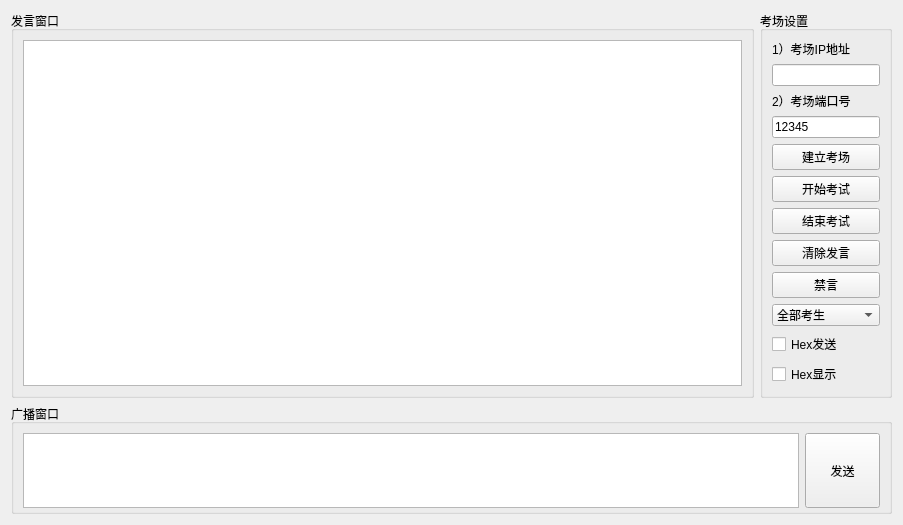
First picture: the form in TCP_part/TCPServer.ui, repository MRcao1001/Ddecode-QT-TCP-customWidget-MVD-MVC-MVVM-, before the edit.
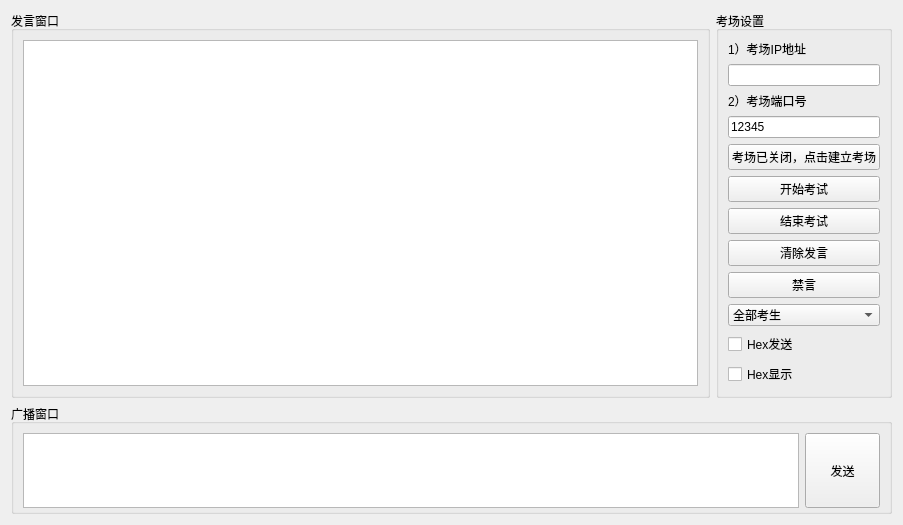
Second picture: the form after the edit.

The edit to the form file:
```diff
--- a/TCP_part/TCPServer.ui
+++ b/TCP_part/TCPServer.ui
@@ -83,7 +83,7 @@
           <item>
            <widget class="QPushButton" name="btnConnect">
             <property name="text">
-             <string>建立考场</string>
+             <string>考场已关闭，点击建立考场</string>
             </property>
            </widget>
           </item>
```
